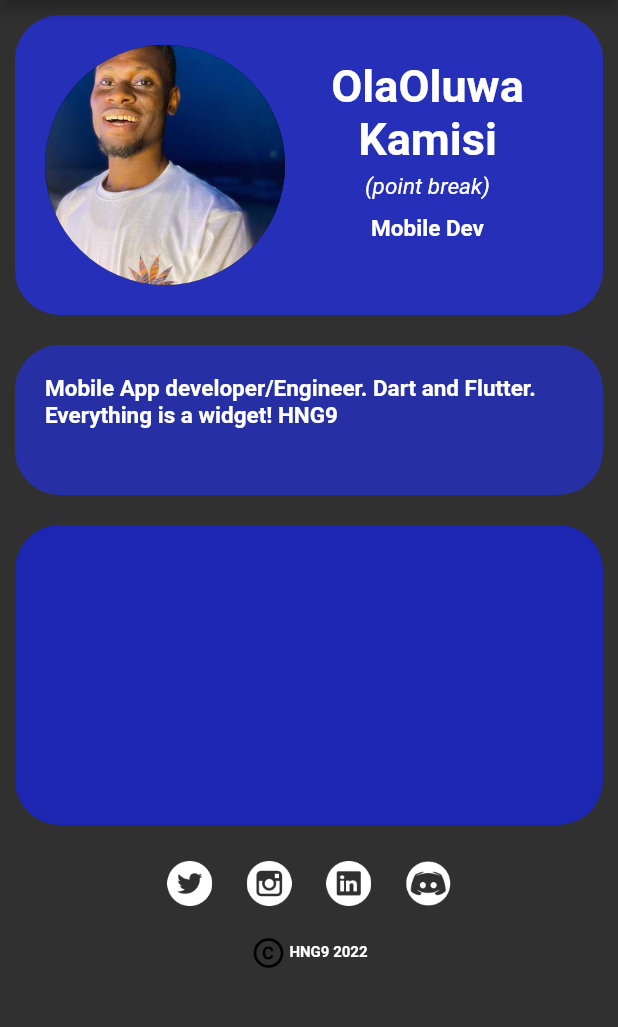
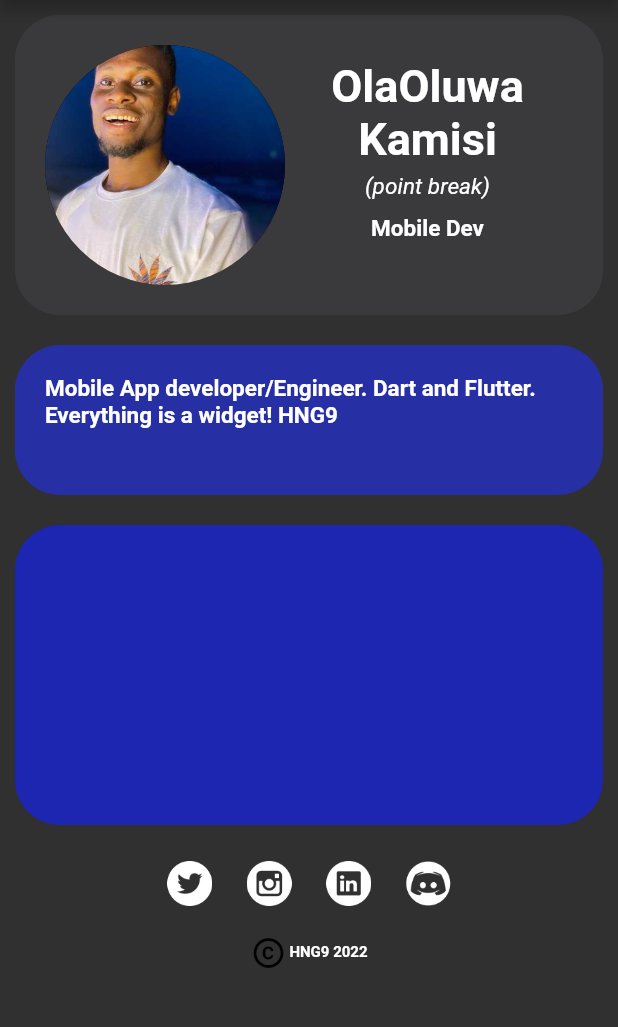
Before and after one commit to p0lntBreak/resume_app, a Flutter app: the screen it shows after launch, after a tap on the "nights stay" icon, on a phone screen of 412 x 824 dp, the part 84-1111 px from its top. Run offline on Flutter 3.47's test engine with Material 2 defaults, Android fonts, the phone set to English and light mode, and no system bars.

Commit message:
added navigation bar items

```diff
--- a/lib/main.dart
+++ b/lib/main.dart
@@ -1,6 +1,6 @@
 import 'package:flutter/material.dart';
 import 'package:url_launcher/url_launcher.dart';
-import 'package:resume_app/navbar.dart';
+import 'package:resume_app/nav_bar.dart';
 
 void main() {
   runApp(const MyApp());
@@ -73,7 +73,7 @@ class ResumeApp extends State<MyApp> {
                   height: 200,
                   decoration: BoxDecoration(
                     borderRadius: BorderRadius.circular(30),
-                    color: Color.fromARGB(176, 33, 47, 243),
+                    color: Color.fromARGB(174, 63, 63, 66),
                   ),
                   child: Row(
                     children: [
--- /dev/null
+++ b/lib/nav_bar.dart
@@ -0,0 +1,93 @@
+import 'package:flutter/material.dart';
+
+class NavBar extends StatelessWidget {
+  const NavBar({super.key});
+
+  @override
+  Widget build(BuildContext context) {
+    return Drawer(
+        child: ListView(
+      children: [
+        UserAccountsDrawerHeader(
+          accountName: const Text(
+            'point break',
+            style: TextStyle(
+              fontWeight: FontWeight.bold,
+            ),
+          ),
+          accountEmail: const Text(
+            'pointbreak@gmail.com',
+            style: TextStyle(
+              fontWeight: FontWeight.bold,
+            ),
+          ),
+          currentAccountPicture: CircleAvatar(
+            child: ClipOval(
+              child: Image.asset(
+                'images/OlaOluwa_2.jpg',
+                width: 90,
+                height: 90,
+                fit: BoxFit.cover,
+              ),
+            ),
+          ),
+          decoration: const BoxDecoration(
+            image: DecorationImage(
+              image: AssetImage('images/Jeremy-bishop-surf2.jpg'),
+              fit: BoxFit.cover,
+            ),
+          ),
+        ),
+        const SizedBox(height: 20),
+        Row(
+          mainAxisAlignment: MainAxisAlignment.center,
+          children: const [
+            Center(
+              child: Icon(Icons.announcement),
+            ),
+            Text('Coming Soon')
+          ],
+        ),
+        const SizedBox(height: 20),
+        ListTile(
+          leading: const Icon(Icons.book),
+          title: const Text('Portfolio'),
+          onTap: () => print('fav'),
+        ),
+        ListTile(
+          leading: const Icon(Icons.favorite),
+          title: const Text('Favorites'),
+          onTap: () => print('fav'),
+        ),
+        ListTile(
+          leading: const Icon(Icons.people),
+          title: const Text('Friends'),
+          onTap: () => print('fav'),
+        ),
+        ListTile(
+          leading: const Icon(Icons.notifications),
+          title: const Text('Notifications'),
+          onTap: () => print('fav'),
+        ),
+        ListTile(
+          leading: const Icon(Icons.task),
+          title: Text('Task'),
+          onTap: () => print('fav'),
+        ),
+        Divider(
+          color: Colors.black,
+        ),
+        ListTile(
+          leading: const Icon(Icons.settings),
+          title: const Text('Settings'),
+          onTap: () => print('fav'),
+        ),
+        ListTile(
+          leading: const Icon(Icons.exit_to_app),
+          title: const Text('exit'),
+          onTap: () => print('fav'),
+        ),
+      ],
+    ));
+  }
+}
```
Also changed, not shown: images/Jeremy-bishop-surf.jpg (added), images/Jeremy-bishop-surf2.jpg (added), images/The-New-Lekki (1).png (added), lib/navbar.dart (deleted).
